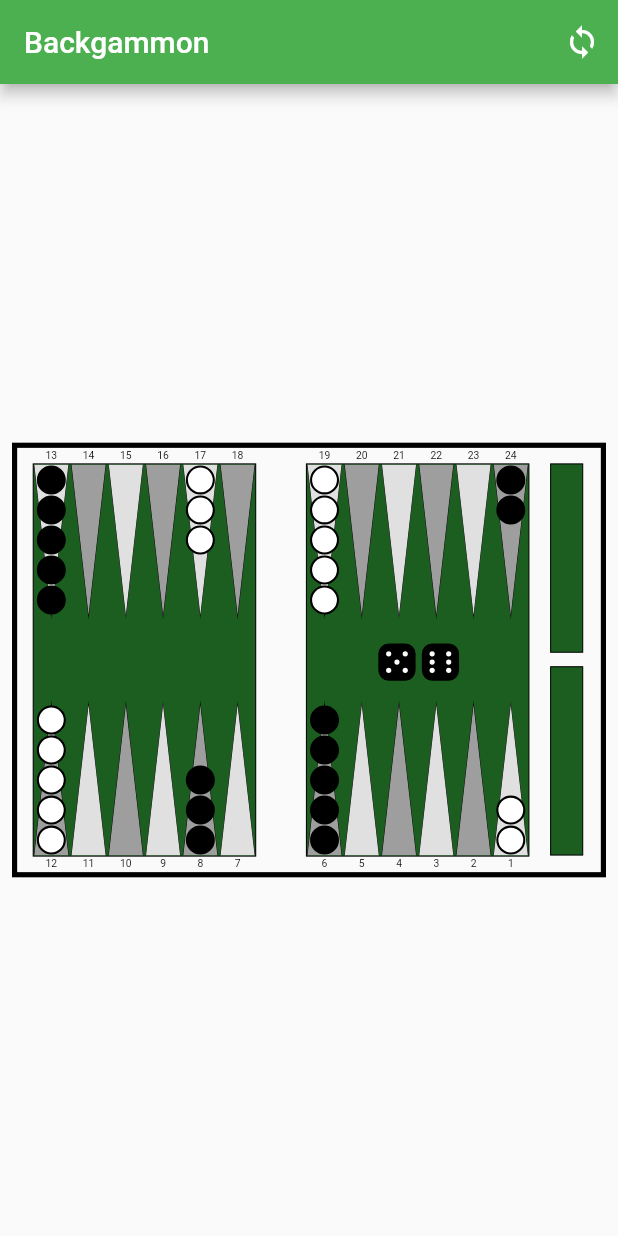
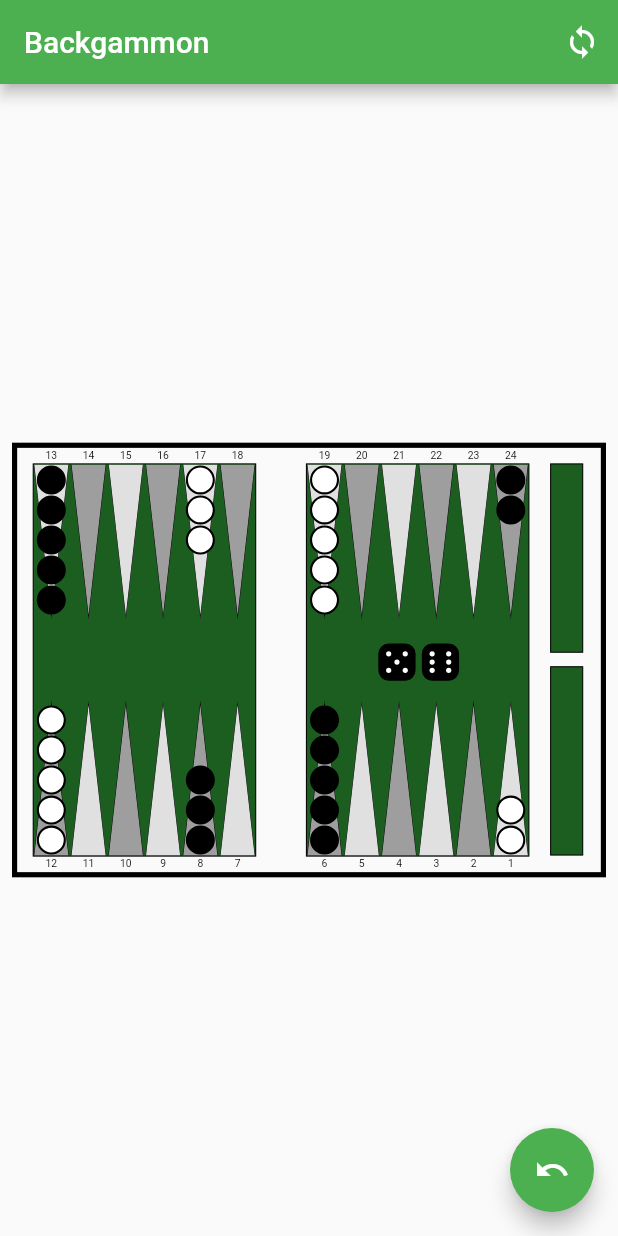
Before and after one commit to csells/fibscli, a Flutter app: the screen it shows after launch, on a phone screen of 412 x 824 dp. Run offline on Flutter 3.47's test engine with Material 2 defaults, Android fonts, the light colour scheme and no system bars; our stand-ins replace dartx, shared_preferences; missing offline and left inert: trotter; statements that could not run were skipped.

Commit message:
WIP: undo

```diff
--- a/lib/game_play_page.dart
+++ b/lib/game_play_page.dart
@@ -43,6 +43,10 @@ class _GamePlayPageState extends State<GamePlayPage> {
           title: Text(App.title),
           actions: [IconButton(icon: Icon(Icons.sync), onPressed: _tapSync)],
         ),
+        floatingActionButton: FloatingActionButton(
+          onPressed: _tapUndo,
+          child: Icon(Icons.undo),
+        ),
         body: FutureBuilder2<SharedPreferences>(
           future: _prefsFuture,
           data: (context, prefs) {
@@ -53,15 +57,21 @@ class _GamePlayPageState extends State<GamePlayPage> {
       );
 
   void _tapSync() => _controller.reversed = !_controller.reversed;
+  void _tapUndo() => _controller.undo();
 }
 
 class GameViewController extends ChangeNotifier {
+  void Function() _onUndo;
   bool _reversed;
+
   bool get reversed => _reversed;
   set reversed(bool reversed) {
     _reversed = reversed;
     notifyListeners();
   }
+
+  set onUndo(void Function() onUndo) => _onUndo = onUndo;
+  void undo() => _onUndo();
 }
 
 class GameView extends StatefulWidget {
@@ -80,6 +90,7 @@ class _GameViewState extends State<GameView> {
   @override
   void initState() {
     super.initState();
+    widget.controller.onUndo = () => _game.undo();
     _game.nextTurn();
   }
 
--- a/lib/model.dart
+++ b/lib/model.dart
@@ -8,11 +8,25 @@ import 'package:dartx/dartx.dart';
 class GammonState extends ChangeNotifier {
   static final _rand = Random();
 
-  final points = GammonRules.initialPoints();
-  final _hits = [0, 0]; // pieces per player on the bar
-  final _homes = [0, 0]; // pieces per player in the home
+  final List<int> points;
+  final List<int> _hits; // pieces per player on the bar
+  final List<int> _homes; // pieces per player in the home
   List<DieState> _dice; // dice rolls and whether they're still available
-  var _sideSign = 1; // either -1, or 1, or 0 if no game is playing
+  int _sideSign; // either -1, or 1, or 0 if no game is playing
+  GammonState _undoState;
+
+  GammonState()
+      : points = GammonRules.initialPoints(),
+        _hits = [0, 0],
+        _homes = [0, 0],
+        _sideSign = 1;
+
+  GammonState.clone(GammonState state)
+      : points = List.from(state.points),
+        _hits = List.from(state._hits),
+        _homes = List.from(state._homes),
+        _dice = state._dice.map((d) => DieState(d.roll)).toList(),
+        _sideSign = state._sideSign;
 
   int get sideSign => _sideSign;
   List<DieState> get dice => List.unmodifiable(_dice);
@@ -51,6 +65,16 @@ class GammonState extends ChangeNotifier {
   void nextTurn() {
     _sideSign *= -1;
     _rollDice();
+    _undoState = GammonState.clone(this);
+  }
+
+  void undo() {
+    points.setAll(0, _undoState.points);
+    _hits.setAll(0, _undoState._hits);
+    _homes.setAll(0, _undoState._homes);
+    _dice = _undoState._dice;
+    _sideSign = _undoState._sideSign;
+    notifyListeners();
   }
 
   void doMoveOrHit({int fromPip, int toPip}) {
```
Also changed, not shown: 1 other file.
